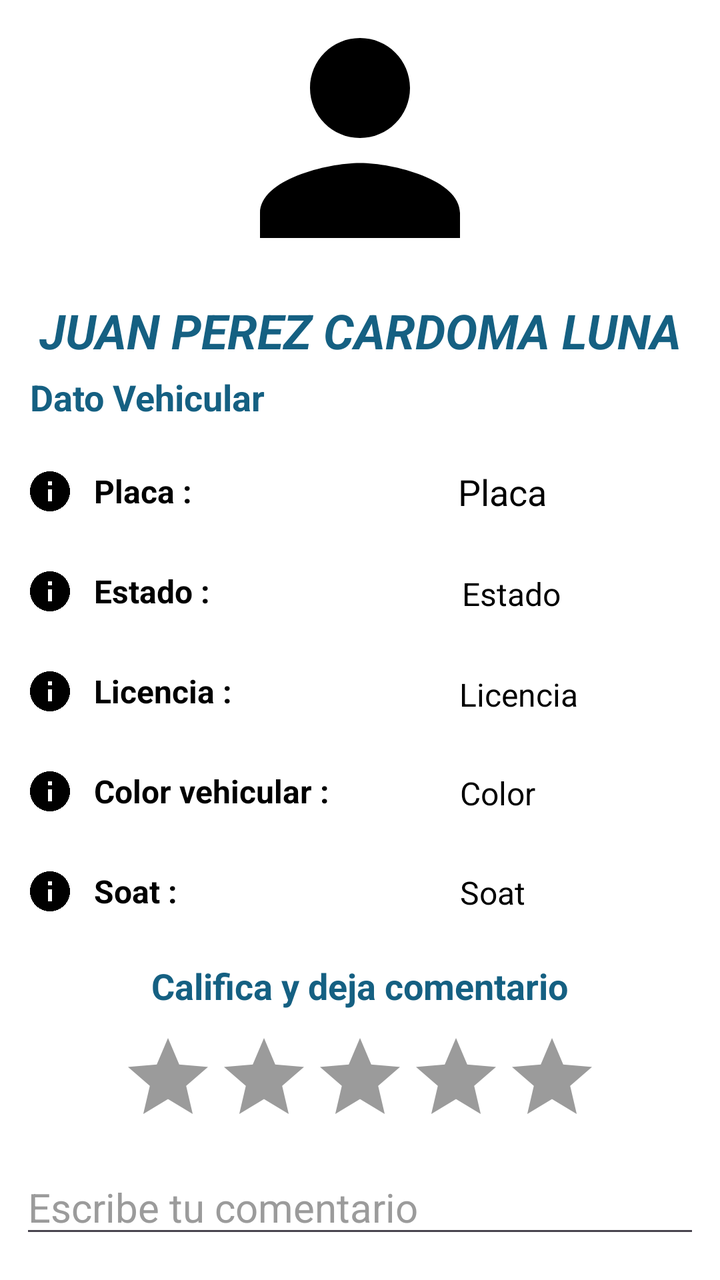
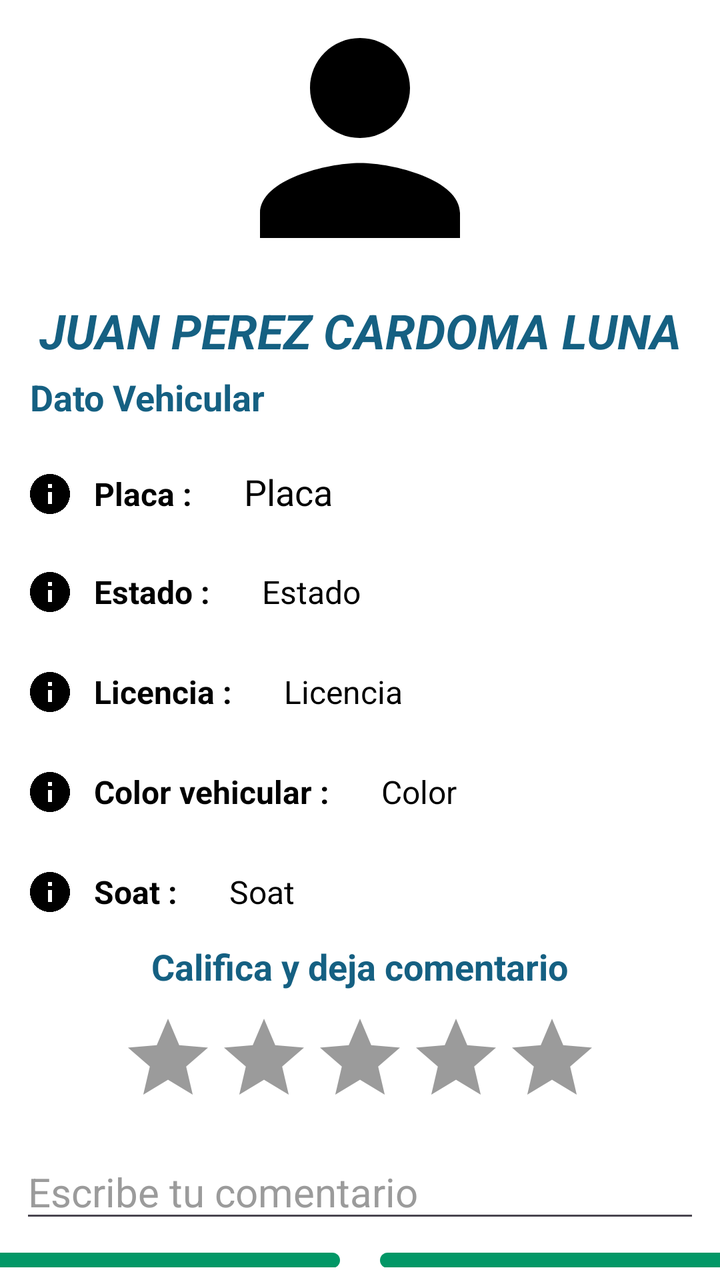

Compare the two renders of this Android layout. The source of the first and the diff that turns it into the second are given below.
<!-- AndroidManifest.xml: application theme Theme.AppControlMoto -->
<!-- res/layout/activity_informacion_conductor.xml -->
<?xml version="1.0" encoding="utf-8"?>
<androidx.constraintlayout.widget.ConstraintLayout xmlns:android="http://schemas.android.com/apk/res/android"
    xmlns:app="http://schemas.android.com/apk/res-auto"
    xmlns:tools="http://schemas.android.com/tools"
    android:id="@+id/main"
    android:layout_width="match_parent"
    android:layout_height="match_parent"
    android:background="@color/white"
    tools:context=".InformacionConductor">


    <LinearLayout
        android:layout_width="match_parent"
        android:layout_height="wrap_content"
        android:foregroundGravity="center"
        android:gravity="center_vertical"
        android:orientation="vertical"
        app:layout_constraintBottom_toTopOf="@+id/guideline13"
        app:layout_constraintEnd_toEndOf="parent"
        app:layout_constraintStart_toStartOf="parent"
        app:layout_constraintTop_toTopOf="parent">

        <ImageView
            android:id="@+id/fotoconduct"
            android:layout_width="150dp"
            android:layout_height="150dp"
            android:layout_gravity="center"
            app:layout_constraintEnd_toEndOf="parent"
            app:layout_constraintStart_toStartOf="parent"
            app:layout_constraintTop_toTopOf="parent"
            app:srcCompat="@drawable/baseline_nombre" />

        <TextView
            android:id="@+id/txtName"
            android:layout_width="match_parent"
            android:layout_height="wrap_content"
            android:layout_marginTop="5dp"
            android:layout_marginBottom="5dp"
            android:gravity="center"
            android:text="JUAN PEREZ CARDOMA LUNA"
            android:textColor="@color/title"
            android:textSize="24sp"
            android:textStyle="bold|italic" />

        <TextView
            android:id="@+id/textView"
            android:layout_width="wrap_content"
            android:layout_height="wrap_content"
            android:layout_marginBottom="10dp"
            android:layout_marginStart="15dp"
            android:text="Dato Vehicular "
            android:textColor="@color/title"
            android:textSize="18dp"
            android:textStyle="bold" />


        <LinearLayout
            android:id="@+id/linearLayout2"
            android:layout_width="match_parent"
            android:layout_height="wrap_content"
            android:layout_marginBottom="10dp"
            android:orientation="horizontal">

            <LinearLayout
                android:layout_width="216dp"
                android:layout_height="wrap_content"
                android:gravity="center_horizontal|left"
                android:orientation="vertical">

                
                <TextView
                    android:layout_width="wrap_content"
                    android:layout_height="wrap_content"
                    android:layout_margin="5dp"
                    android:drawableStart="@drawable/info_24"
                    android:drawablePadding="10dp"
                    android:gravity="center_vertical"
                    android:padding="8dp"
                    android:text="Placa :"
                    android:textColor="@color/black"
                    android:textSize="16sp"
                    android:textStyle="bold" />

                
                <TextView
                    android:layout_width="wrap_content"
                    android:layout_height="wrap_content"
                    android:layout_margin="5dp"
                    android:drawableStart="@drawable/info_24"
                    android:drawablePadding="10dp"
                    android:gravity="center_vertical"
                    android:padding="8dp"
                    android:text="Estado :"
                    android:textColor="@color/black"
                    android:textSize="16sp"
                    android:textStyle="bold" />

                
                <TextView
                    android:layout_width="wrap_content"
                    android:layout_height="wrap_content"
                    android:layout_margin="5dp"
                    android:drawableStart="@drawable/info_24"
                    android:drawablePadding="10dp"
                    android:gravity="center_vertical"
                    android:padding="8dp"
                    android:text="Licencia :"
                    android:textColor="@color/black"
                    android:textSize="16sp"
                    android:textStyle="bold" />

                
                <TextView
                    android:layout_width="wrap_content"
                    android:layout_height="wrap_content"
                    android:layout_margin="5dp"
                    android:drawableStart="@drawable/info_24"
                    android:drawablePadding="10dp"
                    android:gravity="center_vertical"
                    android:padding="8dp"
                    android:text="Color vehicular :"
                    android:textColor="@color/black"
                    android:textSize="16sp"
                    android:textStyle="bold" />

                
                <TextView
                    android:layout_width="wrap_content"
                    android:layout_height="wrap_content"
                    android:layout_margin="5dp"
                    android:drawableStart="@drawable/info_24"
                    android:drawablePadding="10dp"
                    android:gravity="center_vertical"
                    android:padding="8dp"
                    android:text="Soat :"
                    android:textColor="@color/black"
                    android:textSize="16sp"
                    android:textStyle="bold" />


            </LinearLayout>

            <LinearLayout
                android:layout_width="match_parent"
                android:layout_height="match_parent"
                android:gravity="center_horizontal|left"
                android:orientation="vertical">


                
                <TextView
                    android:id="@+id/repPlaca"
                    android:layout_width="wrap_content"
                    android:layout_height="wrap_content"
                    android:layout_margin="5dp"
                    android:drawablePadding="10dp"
                    android:gravity="center_vertical"
                    android:padding="8dp"
                    android:text="Placa"
                    android:textColor="@color/black"
                    android:textSize="18sp" />

                
                <TextView
                    android:id="@+id/repEsta"
                    android:layout_width="wrap_content"
                    android:layout_height="wrap_content"
                    android:layout_margin="5dp"
                    android:drawablePadding="10dp"
                    android:gravity="center_vertical"
                    android:padding="10dp"
                    android:text="Estado"
                    android:textColor="@color/black"
                    android:textSize="16sp" />

                
                <TextView
                    android:id="@+id/repLicen"
                    android:layout_width="wrap_content"
                    android:layout_height="wrap_content"
                    android:layout_margin="5dp"
                    android:drawablePadding="10dp"
                    android:gravity="center_vertical"
                    android:padding="8.5dp"
                    android:text="Licencia"
                    android:textColor="@color/black"
                    android:textSize="16sp" />

                
                <TextView
                    android:id="@+id/repColor"
                    android:layout_width="wrap_content"
                    android:layout_height="wrap_content"
                    android:layout_margin="5dp"
                    android:drawablePadding="10dp"
                    android:gravity="center_vertical"
                    android:padding="9dp"
                    android:text="Color"
                    android:textColor="@color/black"
                    android:textSize="16sp" />

                
                <TextView
                    android:id="@+id/repSoat"
                    android:layout_width="wrap_content"
                    android:layout_height="wrap_content"
                    android:layout_margin="5dp"
                    android:drawablePadding="10dp"
                    android:gravity="center_vertical"
                    android:padding="9dp"
                    android:text="Soat"
                    android:textColor="@color/black"
                    android:textSize="16sp" />

            </LinearLayout>


        </LinearLayout>

        <TextView
            android:id="@+id/textView3"
            android:layout_width="wrap_content"
            android:layout_height="wrap_content"
            android:textColor="@color/title"
            android:layout_gravity="center"
            android:layout_marginBottom="10dp"
            android:text="Califica y deja comentario"
            android:textSize="18dp"
            android:textStyle="bold" />

        <RatingBar
            android:id="@+id/ratingBar"
            android:layout_width="wrap_content"
            android:layout_height="wrap_content"
            android:layout_marginBottom="10dp"
            android:layout_gravity="center"
            android:progressBackgroundTint="@color/hint"
            android:progressTint="@color/yellow"
            android:numStars="5"
            android:rating="0" />

        <EditText
            android:id="@+id/et_comentario"
            android:layout_width="match_parent"
            android:layout_height="wrap_content"
            android:hint="Escribe tu comentario"
            android:textColorHint="@color/hint"
            android:layout_marginBottom="10dp"
            android:layout_marginStart="10dp"
            android:layout_marginEnd="10dp"
            android:textColor="@color/black"
            android:textSize="20dp"
            android:inputType="textMultiLine"
            android:maxLength="600"
            android:maxLines="5" />

        <LinearLayout
            android:layout_width="match_parent"
            android:layout_height="match_parent"
            android:layout_gravity="center_horizontal"
            android:gravity="center"
            android:orientation="horizontal">

            <Button
                android:id="@+id/btnGuardarComentario"
                android:layout_width="180dp"
                android:layout_height="match_parent"
                android:background="@drawable/button_gradient"
                android:layout_marginEnd="10dp"
                android:text="Enviar"
                android:textColor="@color/white"
                android:textSize="18dp" />

            <Button
                android:id="@+id/btnregresarcoduct"
                android:layout_width="180dp"
                android:layout_height="wrap_content"
                android:layout_marginStart="10dp"
                android:background="@drawable/button_gradient"
                android:text="Volver"
                android:textColor="@color/white"
                android:textSize="18dp" />

        </LinearLayout> 

    </LinearLayout>


    <androidx.constraintlayout.widget.Guideline
        android:id="@+id/guideline12"
        android:layout_width="wrap_content"
        android:layout_height="wrap_content"
        android:orientation="horizontal"
        app:layout_constraintGuide_end="621dp" />


    <androidx.constraintlayout.widget.Guideline
        android:id="@+id/guideline13"
        android:layout_width="wrap_content"
        android:layout_height="wrap_content"
        android:orientation="horizontal"
        app:layout_constraintGuide_percent="0.98" />


    <androidx.constraintlayout.widget.Guideline
        android:id="@+id/guideline17"
        android:layout_width="wrap_content"
        android:layout_height="wrap_content"
        android:orientation="vertical"
        app:layout_constraintGuide_percent="0.05" />

    <androidx.constraintlayout.widget.Guideline
        android:id="@+id/guideline18"
        android:layout_width="wrap_content"
        android:layout_height="wrap_content"
        android:orientation="vertical"
        app:layout_constraintGuide_percent="0.95" />


</androidx.constraintlayout.widget.ConstraintLayout>
<!-- resources referenced by this layout -->
<resources>
  <color name="black">#FF000000</color>
  <color name="hint">#9b9b9b</color>
  <color name="title">#156082</color>
  <color name="white">#FFFFFFFF</color>
  <color name="yellow">#FFD700</color>
  <!-- drawable baseline_nombre (drawable) -->
  <vector xmlns:android="http://schemas.android.com/apk/res/android" android:height="30dp" android:tint="#000000" android:viewportHeight="24" android:viewportWidth="24" android:width="30dp">
        
      <path android:fillColor="@android:color/white" android:pathData="M12,12c2.21,0 4,-1.79 4,-4s-1.79,-4 -4,-4 -4,1.79 -4,4 1.79,4 4,4zM12,14c-2.67,0 -8,1.34 -8,4v2h16v-2c0,-2.66 -5.33,-4 -8,-4z"/>
      
  </vector>
  <!-- drawable button_gradient (drawable) -->
  <?xml version="1.0" encoding="utf-8"?>
  <shape xmlns:android="http://schemas.android.com/apk/res/android">
      <gradient xmlns:android="http://schemas.android.com/apk/res/android"
          android:angle="90"
          android:startColor="@color/colorPrimary"
          android:centerColor="@color/colorPrimary"
          android:endColor="@color/colorPrimary"
          android:type="linear" />
      <corners android:radius="8dp"/> 
  </shape>
  <!-- drawable info_24 (drawable) -->
  <vector xmlns:android="http://schemas.android.com/apk/res/android" android:height="24dp" android:tint="#000000" android:viewportHeight="24" android:viewportWidth="24" android:width="24dp">
        
      <path android:fillColor="@android:color/white" android:pathData="M12,2C6.48,2 2,6.48 2,12s4.48,10 10,10 10,-4.48 10,-10S17.52,2 12,2zM13,17h-2v-6h2v6zM13,9h-2L11,7h2v2z"/>
      
  </vector>
  <style name="Theme.AppControlMoto" parent="Base.Theme.AppControlMoto" />
  <color name="colorPrimary">#019766</color>
  <style name="Base.Theme.AppControlMoto" parent="Theme.Material3.DayNight.NoActionBar">
          
          
          <item name="colorPrimary">@color/colorPrimary</item>
          <item name="colorSecondary">@color/colorAccent</item>
          <item name="colorSurface">@color/colorSurface</item>
          <item name="colorOnBackground">@color/colorBackground</item>
  
      </style>
  <color name="colorAccent">#4F4F4F</color>
  <color name="colorSurface">#E0E0E0</color>
  <color name="colorBackground">#0B6A16</color>
</resources>

<!-- the commit's change to res/layout/activity_informacion_conductor.xml (unified diff, before → after) -->
@@ -55,19 +55,15 @@
 
 
         <LinearLayout
-            android:id="@+id/linearLayout2"
             android:layout_width="match_parent"
-            android:layout_height="wrap_content"
-            android:layout_marginBottom="10dp"
-            android:orientation="horizontal">
-
-            <LinearLayout
-                android:layout_width="216dp"
-                android:layout_height="wrap_content"
-                android:gravity="center_horizontal|left"
-                android:orientation="vertical">
-
-                
+            android:layout_height="match_parent"
+            android:orientation="vertical">
+
+            <LinearLayout
+                android:layout_width="match_parent"
+                android:layout_height="match_parent"
+                android:orientation="horizontal">
+
                 <TextView
                     android:layout_width="wrap_content"
                     android:layout_height="wrap_content"
@@ -81,7 +77,25 @@
                     android:textSize="16sp"
                     android:textStyle="bold" />
 
-                
+                <TextView
+
+                    android:id="@+id/repPlaca"
+                    android:layout_width="wrap_content"
+                    android:layout_height="wrap_content"
+                    android:gravity="center_vertical"
+                    android:layout_margin="5dp"
+                    android:padding="8dp"
+                    android:text="Placa"
+                    android:textColor="@color/black"
+                    android:textSize="18sp"/>
+
+            </LinearLayout>
+
+            <LinearLayout
+                android:layout_width="match_parent"
+                android:layout_height="match_parent"
+                android:orientation="horizontal">
+
                 <TextView
                     android:layout_width="wrap_content"
                     android:layout_height="wrap_content"
@@ -95,7 +109,25 @@
                     android:textSize="16sp"
                     android:textStyle="bold" />
 
-                
+                <TextView
+                    android:id="@+id/repEsta"
+                    android:layout_width="wrap_content"
+                    android:layout_height="wrap_content"
+                    android:layout_margin="5dp"
+                    android:drawablePadding="10dp"
+                    android:gravity="center_vertical"
+                    android:padding="8dp"
+                    android:text="Estado"
+                    android:textColor="@color/black"
+                    android:textSize="16sp" />
+
+            </LinearLayout>
+
+            <LinearLayout
+                android:layout_width="match_parent"
+                android:layout_height="match_parent"
+                android:orientation="horizontal">
+
                 <TextView
                     android:layout_width="wrap_content"
                     android:layout_height="wrap_content"
@@ -109,7 +141,24 @@
                     android:textSize="16sp"
                     android:textStyle="bold" />
 
-                
+                <TextView
+                    android:id="@+id/repLicen"
+                    android:layout_width="wrap_content"
+                    android:layout_height="wrap_content"
+                    android:layout_margin="5dp"
+                    android:drawablePadding="10dp"
+                    android:gravity="center_vertical"
+                    android:padding="8dp"
+                    android:text="Licencia"
+                    android:textColor="@color/black"
+                    android:textSize="16sp" />
+            </LinearLayout>
+
+            <LinearLayout
+                android:layout_width="match_parent"
+                android:layout_height="match_parent"
+                android:orientation="horizontal">
+
                 <TextView
                     android:layout_width="wrap_content"
                     android:layout_height="wrap_content"
@@ -123,7 +172,24 @@
                     android:textSize="16sp"
                     android:textStyle="bold" />
 
-                
+                <TextView
+                    android:id="@+id/repColor"
+                    android:layout_width="wrap_content"
+                    android:layout_height="wrap_content"
+                    android:layout_margin="5dp"
+                    android:drawablePadding="10dp"
+                    android:gravity="center_vertical"
+                    android:padding="8dp"
+                    android:text="Color"
+                    android:textColor="@color/black"
+                    android:textSize="16sp" />
+            </LinearLayout>
+
+            <LinearLayout
+                android:layout_width="match_parent"
+                android:layout_height="match_parent"
+                android:orientation="horizontal">
+
                 <TextView
                     android:layout_width="wrap_content"
                     android:layout_height="wrap_content"
@@ -137,83 +203,18 @@
                     android:textSize="16sp"
                     android:textStyle="bold" />
 
-
-            </LinearLayout>
-
-            <LinearLayout
-                android:layout_width="match_parent"
-                android:layout_height="match_parent"
-                android:gravity="center_horizontal|left"
-                android:orientation="vertical">
-
-
-                
-                <TextView
-                    android:id="@+id/repPlaca"
-                    android:layout_width="wrap_content"
-                    android:layout_height="wrap_content"
-                    android:layout_margin="5dp"
-                    android:drawablePadding="10dp"
-                    android:gravity="center_vertical"
-                    android:padding="8dp"
-                    android:text="Placa"
-                    android:textColor="@color/black"
-                    android:textSize="18sp" />
-
-                
-                <TextView
-                    android:id="@+id/repEsta"
-                    android:layout_width="wrap_content"
-                    android:layout_height="wrap_content"
-                    android:layout_margin="5dp"
-                    android:drawablePadding="10dp"
-                    android:gravity="center_vertical"
-                    android:padding="10dp"
-                    android:text="Estado"
+                <TextView
+                    android:id="@+id/repSoat"
+                    android:layout_width="wrap_content"
+                    android:layout_height="wrap_content"
+                    android:layout_margin="5dp"
+                    android:drawablePadding="10dp"
+                    android:gravity="center_vertical"
+                    android:padding="8dp"
+                    android:text="Soat"
                     android:textColor="@color/black"
                     android:textSize="16sp" />
-
-                
-                <TextView
-                    android:id="@+id/repLicen"
-                    android:layout_width="wrap_content"
-                    android:layout_height="wrap_content"
-                    android:layout_margin="5dp"
-                    android:drawablePadding="10dp"
-                    android:gravity="center_vertical"
-                    android:padding="8.5dp"
-                    android:text="Licencia"
-                    android:textColor="@color/black"
-                    android:textSize="16sp" />
-
-                
-                <TextView
-                    android:id="@+id/repColor"
-                    android:layout_width="wrap_content"
-                    android:layout_height="wrap_content"
-                    android:layout_margin="5dp"
-                    android:drawablePadding="10dp"
-                    android:gravity="center_vertical"
-                    android:padding="9dp"
-                    android:text="Color"
-                    android:textColor="@color/black"
-                    android:textSize="16sp" />
-
-                
-                <TextView
-                    android:id="@+id/repSoat"
-                    android:layout_width="wrap_content"
-                    android:layout_height="wrap_content"
-                    android:layout_margin="5dp"
-                    android:drawablePadding="10dp"
-                    android:gravity="center_vertical"
-                    android:padding="9dp"
-                    android:text="Soat"
-                    android:textColor="@color/black"
-                    android:textSize="16sp" />
-
-            </LinearLayout>
-
+            </LinearLayout>
 
         </LinearLayout>
 
@@ -307,7 +308,7 @@
         android:layout_width="wrap_content"
         android:layout_height="wrap_content"
         android:orientation="vertical"
-        app:layout_constraintGuide_percent="0.05" />
+        app:layout_constraintGuide_percent="0.50" />
 
     <androidx.constraintlayout.widget.Guideline
         android:id="@+id/guideline18"
